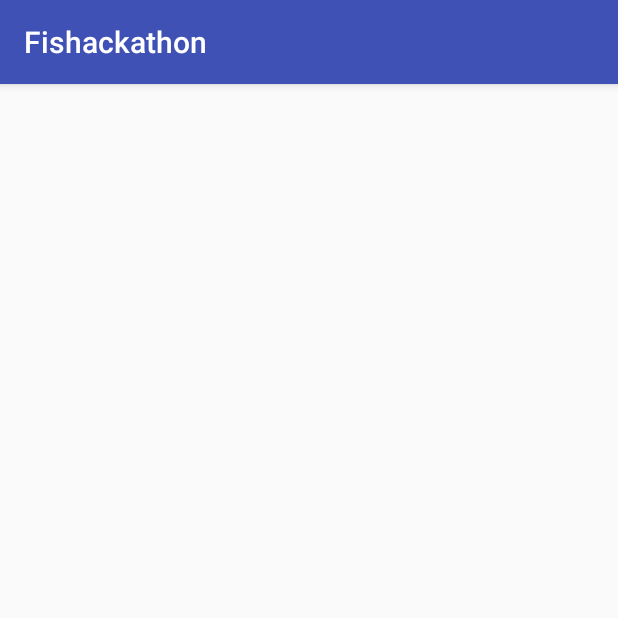
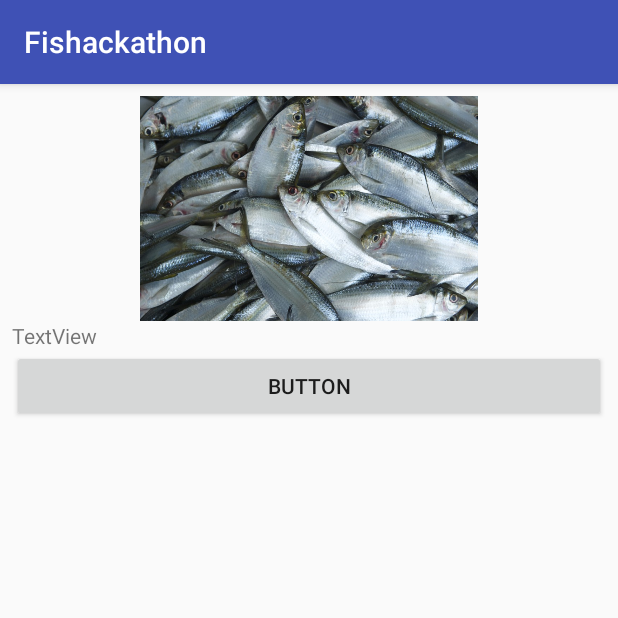
Before and after one commit to 402850431/FishHackathon, an Android app: the SellActivity screen opened directly, with no data from a screen before it, on a phone screen of 412 x 824 dp, the top half of it. Run offline under Robolectric (Android 15) with nearby library versions, the phone set to English and light mode, and no system bars.

Commit message:
[ Added ] fishPic

```diff
--- a/app/src/main/java/cheryl/fishackathon/MainActivity.java
+++ b/app/src/main/java/cheryl/fishackathon/MainActivity.java
@@ -23,7 +23,7 @@ public class MainActivity extends AppCompatActivity {
         fab.setOnClickListener(new View.OnClickListener() {
             @Override
             public void onClick(View view) {
-                startActivity(new Intent(MainActivity.this,MapsActivity.class));
+                startActivity(new Intent(MainActivity.this,SellActivity.class));
 //                Snackbar.make(view, "Replace with your own action", Snackbar.LENGTH_LONG)
 //                        .setAction("Action", null).show();
             }
--- a/app/src/main/res/layout/activity_sell.xml
+++ b/app/src/main/res/layout/activity_sell.xml
@@ -1,9 +1,28 @@
 <?xml version="1.0" encoding="utf-8"?>
-<android.support.constraint.ConstraintLayout xmlns:android="http://schemas.android.com/apk/res/android"
+<LinearLayout xmlns:android="http://schemas.android.com/apk/res/android"
     xmlns:app="http://schemas.android.com/apk/res-auto"
     xmlns:tools="http://schemas.android.com/tools"
     android:layout_width="match_parent"
     android:layout_height="match_parent"
+    android:orientation="vertical"
+    android:padding="8dp"
     tools:context="cheryl.fishackathon.SellActivity">
 
-</android.support.constraint.ConstraintLayout>
+    <ImageView
+        android:layout_width="match_parent"
+        android:layout_height="150dp"
+        android:src="@drawable/fish_demo"/>
+
+    <TextView
+        android:id="@+id/textView"
+        android:layout_width="match_parent"
+        android:layout_height="wrap_content"
+        android:text="TextView" />
+
+    <Button
+        android:id="@+id/button2"
+        android:layout_width="match_parent"
+        android:layout_height="wrap_content"
+        android:text="Button" />
+
+</LinearLayout>
```
Also changed, not shown: app/src/main/res/drawable/drawable-xxhdpi/fish_demo.jpg (added), app/src/main/res/drawable/fish_demo.jpg (added).
